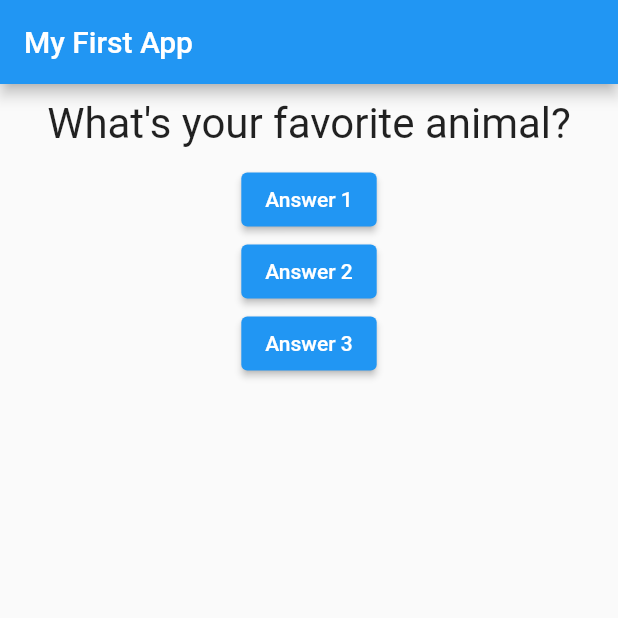
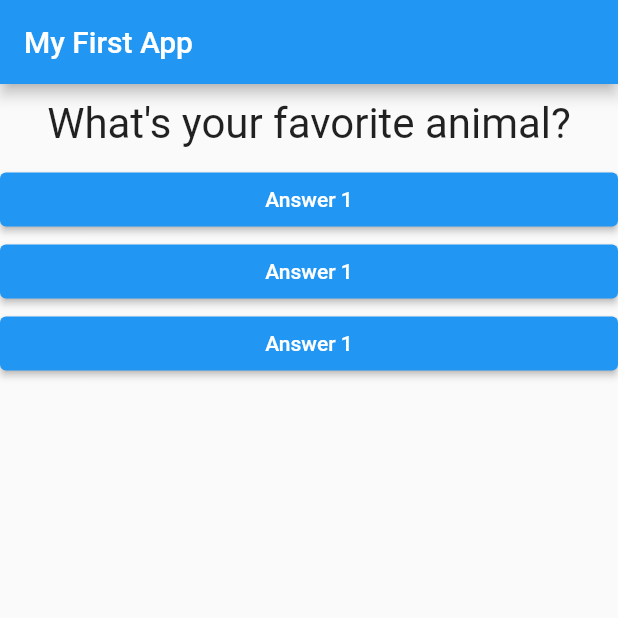
Before and after one commit to IvanSetiawan2001/flutter_complete_guide, a Flutter app: the screen it shows after launch, after a tap on "Answer 1", on a phone screen of 412 x 824 dp, the top half of it. Run offline on Flutter 3.47's test engine with Material 2 defaults, Android fonts, the phone set to English and light mode, and no system bars.

Commit message:
Passing callback function

```diff
--- /dev/null
+++ b/lib/answer.dart
@@ -0,0 +1,20 @@
+import 'package:flutter/material.dart';
+
+class Answer extends StatelessWidget {
+  final Function selectHandler;
+//can also use final VoidCallback selectHandler
+  Answer(this.selectHandler);
+  @override
+  Widget build(BuildContext context) {
+    return Container(
+      width: double.infinity,
+      child: ElevatedButton(
+        style: ButtonStyle(
+          backgroundColor: MaterialStateProperty.all(Colors.blue),
+        ),
+        child: Text('Answer 1'),
+        onPressed: selectHandler,
+      ),
+    );
+  }
+}
--- a/lib/main.dart
+++ b/lib/main.dart
@@ -1,5 +1,7 @@
 import 'package:flutter/material.dart';
+
 import './question.dart';
+import './answer.dart';
 
 void main() {
   runApp(MyApp());
@@ -40,19 +42,9 @@ class _MyAppState extends State<MyApp> {
         body: Column(
           children: [
             Question(question[_questionIndex]),
-            ElevatedButton(
-              onPressed: _answerQuestion,
-              child: Text('Answer 1'),
-            ),
-            ElevatedButton(
-              onPressed: () => print(
-                  'answer 2 choosen'), //another way to use function (anonymous function)
-              child: Text('Answer 2'),
-            ),
-            ElevatedButton(
-              onPressed: _answerQuestion,
-              child: Text('Answer 3'),
-            ),
+            Answer(_answerQuestion),
+            Answer(_answerQuestion),
+            Answer(_answerQuestion),
           ],
         ),
       ),
```
